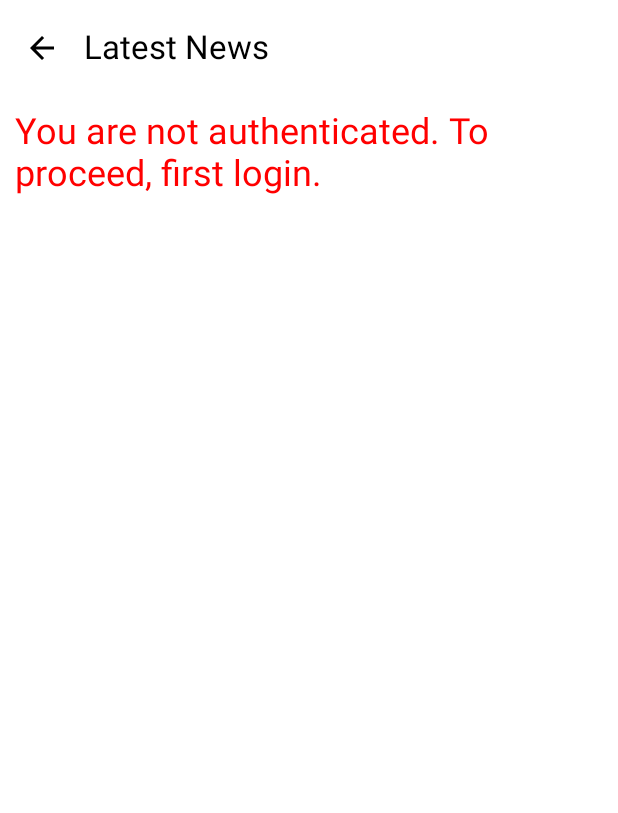
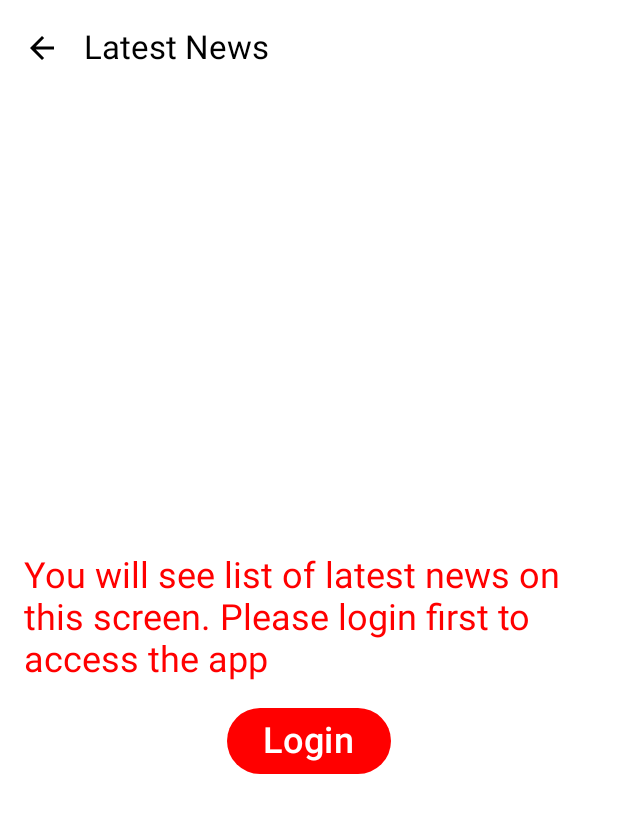
Before and after one commit to VladimirMikulas/ElongaNewsApp, an Android app built with Jetpack Compose: the composable NewsListScreen shown on its own in the app's theme, on a phone screen of 412 x 824 dp. Shown: the top 813 px of the screen. Run offline under Robolectric (Android 15) with nearby library versions, the phone set to English and light mode, and no system bars; our stand-ins replace Dagger/Hilt's generated code; libraries missing offline, so code that uses them is left out: com.bumptech.glide.

Commit message:
Improved error message after skipping the Login

```diff
--- a/androidApp/src/main/java/com/vlamik/news/features/list/NewsListScreen.kt
+++ b/androidApp/src/main/java/com/vlamik/news/features/list/NewsListScreen.kt
@@ -16,6 +16,8 @@
 import androidx.compose.foundation.lazy.itemsIndexed
 import androidx.compose.material.icons.Icons
 import androidx.compose.material.icons.automirrored.filled.ArrowBack
+import androidx.compose.material3.Button
+import androidx.compose.material3.ButtonDefaults
 import androidx.compose.material3.CardDefaults
 import androidx.compose.material3.ElevatedCard
 import androidx.compose.material3.Scaffold
@@ -29,7 +31,7 @@
 import androidx.compose.runtime.setValue
 import androidx.compose.ui.Alignment
 import androidx.compose.ui.Modifier
-import androidx.compose.ui.graphics.Color
+import androidx.compose.ui.graphics.Color.Companion.Red
 import androidx.compose.ui.res.stringResource
 import androidx.compose.ui.unit.dp
 import androidx.compose.ui.unit.sp
@@ -69,7 +71,8 @@
             isAuthenticated = isAuthenticated,
             onDetailsClicked = openDetailsClicked,
             onBackClicked = onBackClicked,
-            onLogoutClicked = openLoginClicked
+            onLogoutClicked = openLoginClicked,
+            onLoginClicked = openLoginClicked,
         )
     }
 }
@@ -81,6 +84,7 @@
     onDetailsClicked: (String) -> Unit,
     onBackClicked: () -> Unit,
     onLogoutClicked: () -> Unit,
+    onLoginClicked: () -> Unit,
 ) =
     Scaffold(topBar = {
         AppBar(
@@ -97,7 +101,7 @@
                 .padding(it)
         ) {
             (state as? NotAuthenticatedError)?.let {
-                ShowNotAuthenticatedError()
+                ShowNotAuthenticatedError(onLoginClicked)
             }
             (state as? ErrorFromAPI)?.let {
                 Toast(R.string.api_error)
@@ -184,18 +188,28 @@
 }
 
 @Composable
-private fun ShowNotAuthenticatedError() {
+private fun ShowNotAuthenticatedError(
+    onLoginClicked: () -> Unit
+) {
     Column(
         modifier = Modifier
             .fillMaxSize()
-            .padding(10.dp),
-        verticalArrangement = Arrangement.Top
+            .padding(16.dp),
+        verticalArrangement = Arrangement.Center,
+        horizontalAlignment = Alignment.CenterHorizontally
     ) {
         Text(
             text = stringResource(id = R.string.not_authenticated_error),
             fontSize = 24.sp,
-            color = Color.Red
+            color = Red
         )
+        Spacer(modifier = Modifier.height(16.dp))
+        Button(
+            onClick = { onLoginClicked() },
+            colors = ButtonDefaults.buttonColors(containerColor = Red),
+        ) {
+            Text(text = stringResource(id = R.string.login_button), fontSize = 24.sp)
+        }
 
     }
 }
@@ -222,7 +236,7 @@
             onDetailsClicked = {},
             onBackClicked = {},
             isAuthenticated = true,
-            onLogoutClicked = {})
-
+            onLogoutClicked = {},
+            onLoginClicked = {})
     }
 }
--- a/androidApp/src/main/res/values/strings.xml
+++ b/androidApp/src/main/res/values/strings.xml
@@ -15,7 +15,7 @@
     <!-- List Screen -->
     <string name="latest_news">Latest News</string>
     <string name="article_source_image">Article source image</string>
-    <string name="not_authenticated_error">You are not authenticated. To proceed, first login.</string>
+    <string name="not_authenticated_error">You will see list of latest news on this screen. Please login first to access the app</string>
     <string name="Logout">Logout</string>
 
     <!-- News details Screen -->
```
